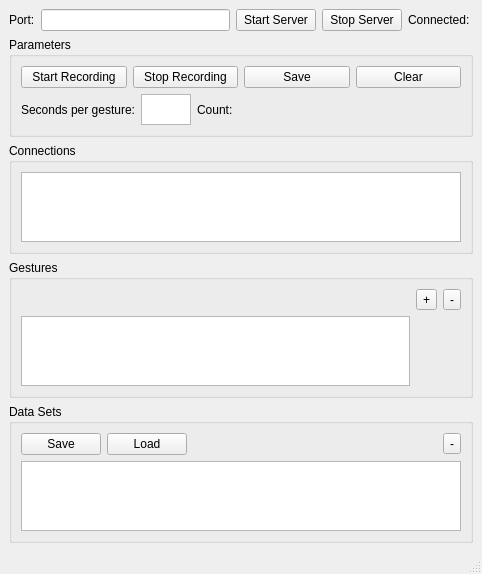
Old version of the form window.ui in the repository radarsat1/cvpca.
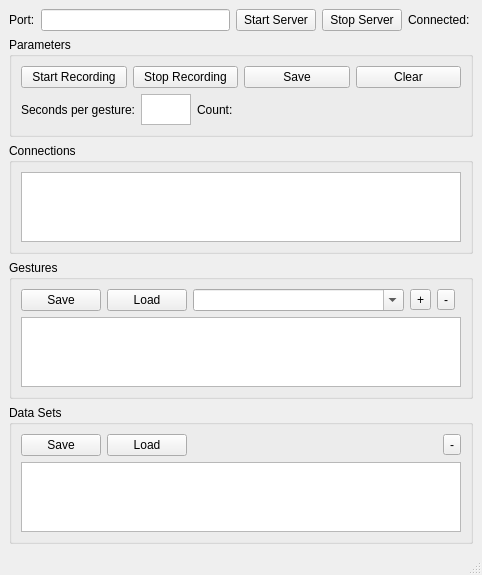
New version of the form.

Commit message: Add save/load buttons for gesture list, with combo box for name.

The edit to the form file:
```diff
--- a/window.ui
+++ b/window.ui
@@ -198,22 +198,53 @@
          <string>Gestures</string>
         </property>
         <layout class="QGridLayout" name="gridLayout">
-         <item row="0" column="2">
-          <widget class="QToolButton" name="addGestureButton">
-           <property name="text">
-            <string>+</string>
-           </property>
-          </widget>
-         </item>
          <item row="2" column="0" colspan="2">
           <widget class="QListWidget" name="gestureList"/>
          </item>
-         <item row="0" column="3">
-          <widget class="QToolButton" name="removeGestureButton">
-           <property name="text">
-            <string>-</string>
-           </property>
-          </widget>
+         <item row="0" column="0">
+          <layout class="QHBoxLayout" name="horizontalLayout_6">
+           <item>
+            <widget class="QPushButton" name="saveGesturesButton">
+             <property name="text">
+              <string>Save</string>
+             </property>
+            </widget>
+           </item>
+           <item>
+            <widget class="QPushButton" name="loadGesturesButton">
+             <property name="text">
+              <string>Load</string>
+             </property>
+            </widget>
+           </item>
+           <item>
+            <widget class="QComboBox" name="gestureSetComboBox">
+             <property name="sizePolicy">
+              <sizepolicy hsizetype="Expanding" vsizetype="Fixed">
+               <horstretch>0</horstretch>
+               <verstretch>0</verstretch>
+              </sizepolicy>
+             </property>
+             <property name="editable">
+              <bool>true</bool>
+             </property>
+            </widget>
+           </item>
+           <item>
+            <widget class="QToolButton" name="addGestureButton">
+             <property name="text">
+              <string>+</string>
+             </property>
+            </widget>
+           </item>
+           <item>
+            <widget class="QToolButton" name="removeGestureButton">
+             <property name="text">
+              <string>-</string>
+             </property>
+            </widget>
+           </item>
+          </layout>
          </item>
         </layout>
        </widget>
```
